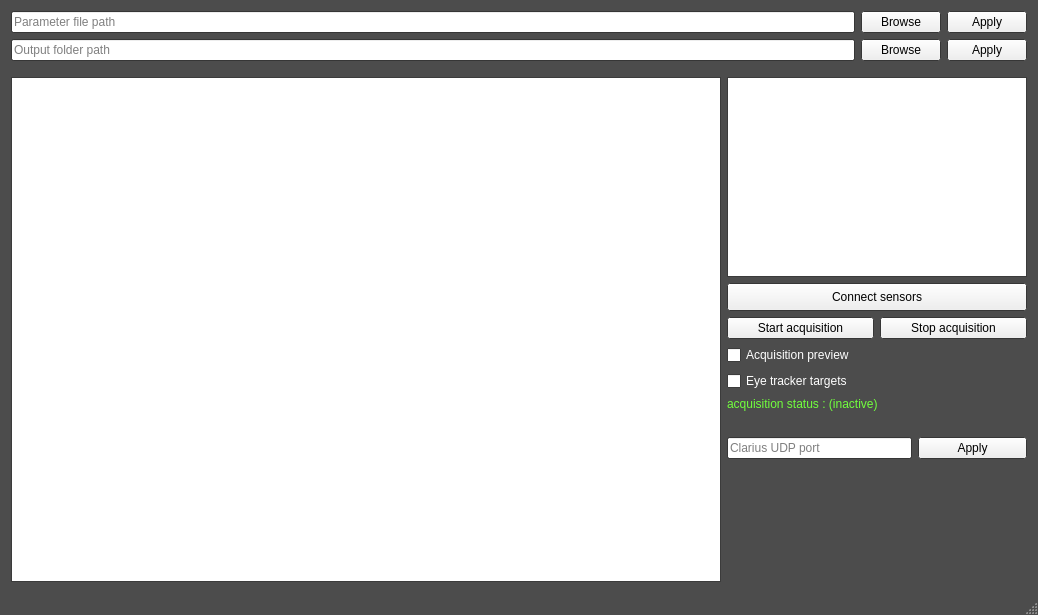
First picture: the form in SonoAssist/SonoAssist/SonoAssist.ui, repository LATIS-LABS-ETS/SonoAssist, before the edit.
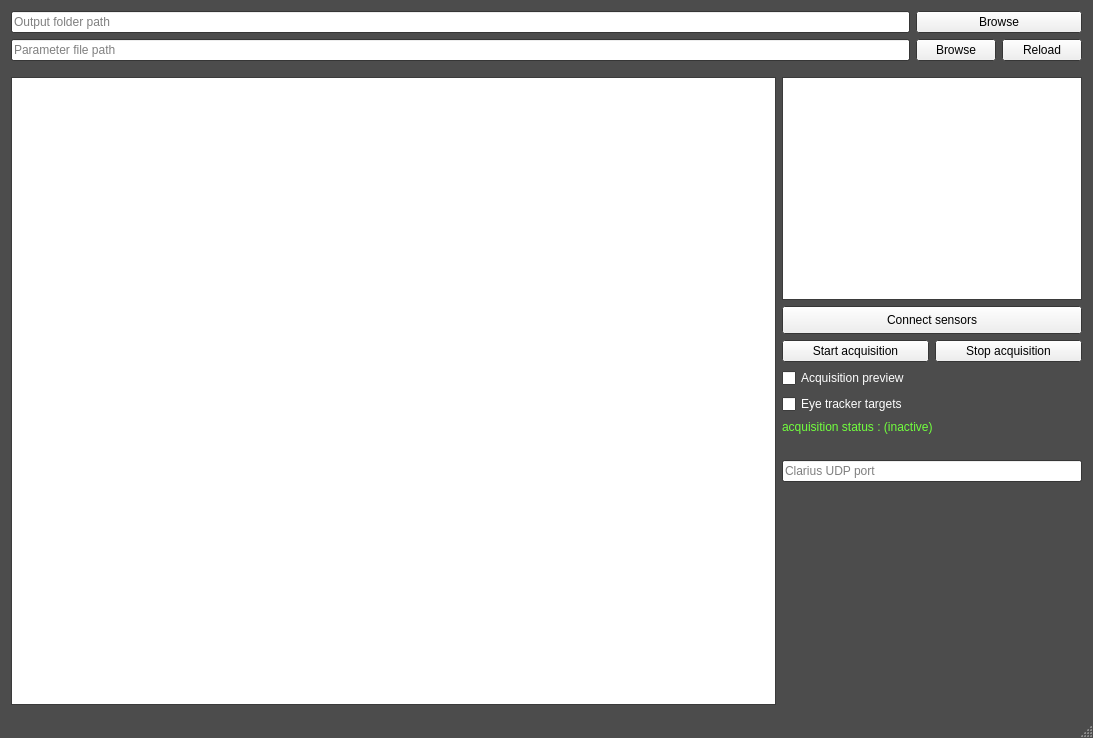
Second picture: the form after the edit.

The edit to the form file:
```diff
--- a/SonoAssist/SonoAssist/SonoAssist.ui
+++ b/SonoAssist/SonoAssist/SonoAssist.ui
@@ -6,8 +6,8 @@
    <rect>
     <x>0</x>
     <y>0</y>
-    <width>1038</width>
-    <height>615</height>
+    <width>1093</width>
+    <height>738</height>
    </rect>
   </property>
   <property name="sizePolicy">
@@ -129,27 +129,6 @@
    <layout class="QVBoxLayout" name="verticalLayout">
     <item>
      <layout class="QGridLayout" name="input_fields_layout">
-      <item row="0" column="0">
-       <widget class="QLineEdit" name="param_file_input">
-        <property name="placeholderText">
-         <string>Parameter file path</string>
-        </property>
-       </widget>
-      </item>
-      <item row="1" column="1">
-       <widget class="QPushButton" name="output_folder_browse">
-        <property name="text">
-         <string>Browse</string>
-        </property>
-       </widget>
-      </item>
-      <item row="0" column="1">
-       <widget class="QPushButton" name="param_file_browse">
-        <property name="text">
-         <string>Browse</string>
-        </property>
-       </widget>
-      </item>
       <item row="1" column="0">
        <widget class="QLineEdit" name="output_folder_input">
         <property name="placeholderText">
@@ -157,17 +136,31 @@
         </property>
        </widget>
       </item>
-      <item row="0" column="2">
+      <item row="2" column="0">
+       <widget class="QLineEdit" name="param_file_input">
+        <property name="placeholderText">
+         <string>Parameter file path</string>
+        </property>
+       </widget>
+      </item>
+      <item row="2" column="2">
+       <widget class="QPushButton" name="param_file_browse">
+        <property name="text">
+         <string>Browse</string>
+        </property>
+       </widget>
+      </item>
+      <item row="2" column="3">
        <widget class="QPushButton" name="param_file_apply">
         <property name="text">
-         <string>Apply</string>
+         <string>Reload</string>
         </property>
        </widget>
       </item>
-      <item row="1" column="2">
-       <widget class="QPushButton" name="output_folder_apply">
+      <item row="1" column="2" colspan="2">
+       <widget class="QPushButton" name="output_folder_browse">
         <property name="text">
-         <string>Apply</string>
+         <string>Browse</string>
         </property>
        </widget>
       </item>
@@ -413,13 +406,6 @@
             </property>
            </widget>
           </item>
-          <item>
-           <widget class="QPushButton" name="udp_port_button">
-            <property name="text">
-             <string>Apply</string>
-            </property>
-           </widget>
-          </item>
          </layout>
         </item>
         <item>
```
Left out of the diff: 4 changed lines with no effect on the pictures.
